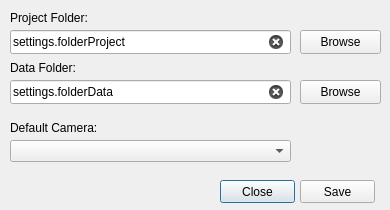
First picture: the form in AutoFTG/qtGui/settingsGui.ui, repository bilkos/AutoFTG-Scripts_Metashape-Pro, before the edit.
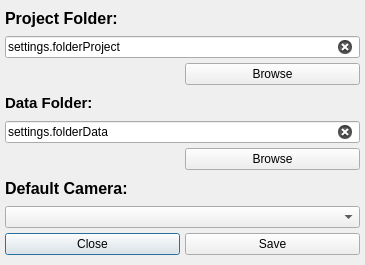
Second picture: the form after the edit. Icons and pictures are not drawn.

Commit message: Fixed About and Show Settings dialogs

What changed in the file:
```diff
--- a/AutoFTG/qtGui/settingsGui.ui
+++ b/AutoFTG/qtGui/settingsGui.ui
@@ -7,83 +7,95 @@
    <rect>
     <x>0</x>
     <y>0</y>
-    <width>390</width>
-    <height>210</height>
+    <width>365</width>
+    <height>265</height>
    </rect>
   </property>
   <property name="windowTitle">
    <string notr="true">AutoFTG Settings</string>
   </property>
+  <layout class="QGridLayout" name="gridLayout_2">
+   <property name="leftMargin">
+    <number>5</number>
+   </property>
+   <property name="topMargin">
+    <number>5</number>
+   </property>
+   <property name="rightMargin">
+    <number>5</number>
+   </property>
+   <item row="0" column="0">
+    <widget class="QLabel" name="label">
+     <property name="font">
+      <font>
+       <family>Segoe UI</family>
+       <pointsize>12</pointsize>
+       <weight>75</weight>
+       <bold>true</bold>
+      </font>
+     </property>
+     <property name="text">
+      <string>Project Folder:</string>
+     </property>
+    </widget>
+   </item>
+   <item row="1" column="0" colspan="2">
+    <widget class="QLineEdit" name="lineProjFolder">
+     <property name="inputMask">
+      <string notr="true"/>
+     </property>
+     <property name="text">
+      <string notr="true">settings.folderProject</string>
+     </property>
+     <property name="clearButtonEnabled">
+      <bool>true</bool>
+     </property>
+    </widget>
+   </item>
+   <item row="4" column="0" colspan="2">
+    <widget class="QLineEdit" name="lineDataFolder">
+     <property name="inputMask">
+      <string notr="true"/>
+     </property>
+     <property name="text">
+      <string notr="true">settings.folderData</string>
+     </property>
+     <property name="clearButtonEnabled">
+      <bool>true</bool>
+     </property>
+    </widget>
+   </item>
+   <item row="6" column="0" colspan="2">
+    <widget class="QLabel" name="label_3">
+     <property name="font">
+      <font>
+       <family>Segoe UI</family>
+       <pointsize>12</pointsize>
+       <weight>75</weight>
+       <bold>true</bold>
+      </font>
+     </property>
+     <property name="text">
+      <string>Default Camera:</string>
+     </property>
+    </widget>
+   </item>
+   <item row="8" column="0">
   <widget class="QPushButton" name="btnClose">
-   <property name="geometry">
-    <rect>
-     <x>220</x>
-     <y>180</y>
-     <width>75</width>
-     <height>23</height>
-    </rect>
-   </property>
    <property name="text">
     <string notr="true">Close</string>
    </property>
   </widget>
+   </item>
+   <item row="8" column="1">
   <widget class="QPushButton" name="btnSave">
-   <property name="geometry">
-    <rect>
-     <x>300</x>
-     <y>180</y>
-     <width>75</width>
-     <height>23</height>
-    </rect>
-   </property>
    <property name="text">
     <string notr="true">Save</string>
    </property>
   </widget>
-  <widget class="QComboBox" name="comboBoxCamera">
-   <property name="geometry">
-    <rect>
-     <x>10</x>
-     <y>140</y>
-     <width>281</width>
-     <height>22</height>
-    </rect>
-   </property>
-   <property name="currentText">
-    <string notr="true"/>
-   </property>
-   <property name="currentIndex">
-    <number>-1</number>
-   </property>
-  </widget>
-  <widget class="QLineEdit" name="lineDataFolder">
-   <property name="geometry">
-    <rect>
-     <x>10</x>
-     <y>80</y>
-     <width>281</width>
-     <height>24</height>
-    </rect>
-   </property>
-   <property name="inputMask">
-    <string notr="true"/>
-   </property>
-   <property name="text">
-    <string notr="true">settings.folderData</string>
-   </property>
-   <property name="clearButtonEnabled">
-    <bool>true</bool>
-   </property>
-  </widget>
+   </item>
+   <item row="5" column="1">
   <widget class="QPushButton" name="btnDataFolder">
-   <property name="geometry">
-    <rect>
-     <x>300</x>
-     <y>80</y>
-     <width>81</width>
-     <height>24</height>
-    </rect>
-   </property>
    <property name="text">
     <string notr="true">Browse</string>
    </property>
@@ -101,34 +113,9 @@
     <bool>false</bool>
    </property>
   </widget>
-  <widget class="QLineEdit" name="lineProjFolder">
-   <property name="geometry">
-    <rect>
-     <x>10</x>
-     <y>30</y>
-     <width>281</width>
-     <height>24</height>
-    </rect>
-   </property>
-   <property name="inputMask">
-    <string notr="true"/>
-   </property>
-   <property name="text">
-    <string notr="true">settings.folderProject</string>
-   </property>
-   <property name="clearButtonEnabled">
-    <bool>true</bool>
-   </property>
-  </widget>
+   </item>
+   <item row="2" column="1">
   <widget class="QPushButton" name="btnProjFolder">
-   <property name="geometry">
-    <rect>
-     <x>300</x>
-     <y>30</y>
-     <width>81</width>
-     <height>24</height>
-    </rect>
-   </property>
    <property name="text">
     <string notr="true">Browse</string>
    </property>
@@ -146,45 +133,33 @@
     <bool>false</bool>
    </property>
   </widget>
-  <widget class="QLabel" name="label">
-   <property name="geometry">
-    <rect>
-     <x>10</x>
-     <y>10</y>
-     <width>81</width>
-     <height>16</height>
-    </rect>
-   </property>
-   <property name="text">
-    <string>Project Folder:</string>
-   </property>
-  </widget>
+   </item>
+   <item row="3" column="0">
   <widget class="QLabel" name="label_2">
-   <property name="geometry">
-    <rect>
-     <x>10</x>
-     <y>60</y>
-     <width>81</width>
-     <height>16</height>
-    </rect>
+     <property name="font">
+      <font>
+       <family>Segoe UI</family>
+       <pointsize>11</pointsize>
+       <weight>75</weight>
+       <bold>true</bold>
+      </font>
    </property>
    <property name="text">
     <string>Data Folder:</string>
    </property>
   </widget>
-  <widget class="QLabel" name="label_3">
-   <property name="geometry">
-    <rect>
-     <x>10</x>
-     <y>120</y>
-     <width>91</width>
-     <height>16</height>
-    </rect>
-   </property>
-   <property name="text">
-    <string>Default Camera:</string>
-   </property>
-  </widget>
+   </item>
+   <item row="7" column="0" colspan="2">
+    <widget class="QComboBox" name="comboBoxCamera">
+     <property name="currentText">
+      <string notr="true"/>
+     </property>
+     <property name="currentIndex">
+      <number>-1</number>
+     </property>
+    </widget>
+   </item>
+  </layout>
  </widget>
  <layoutdefault spacing="5" margin="10"/>
  <resources>
```
Lines whose indentation alone changed are shown as unchanged. The commit also changes 1 other file.
